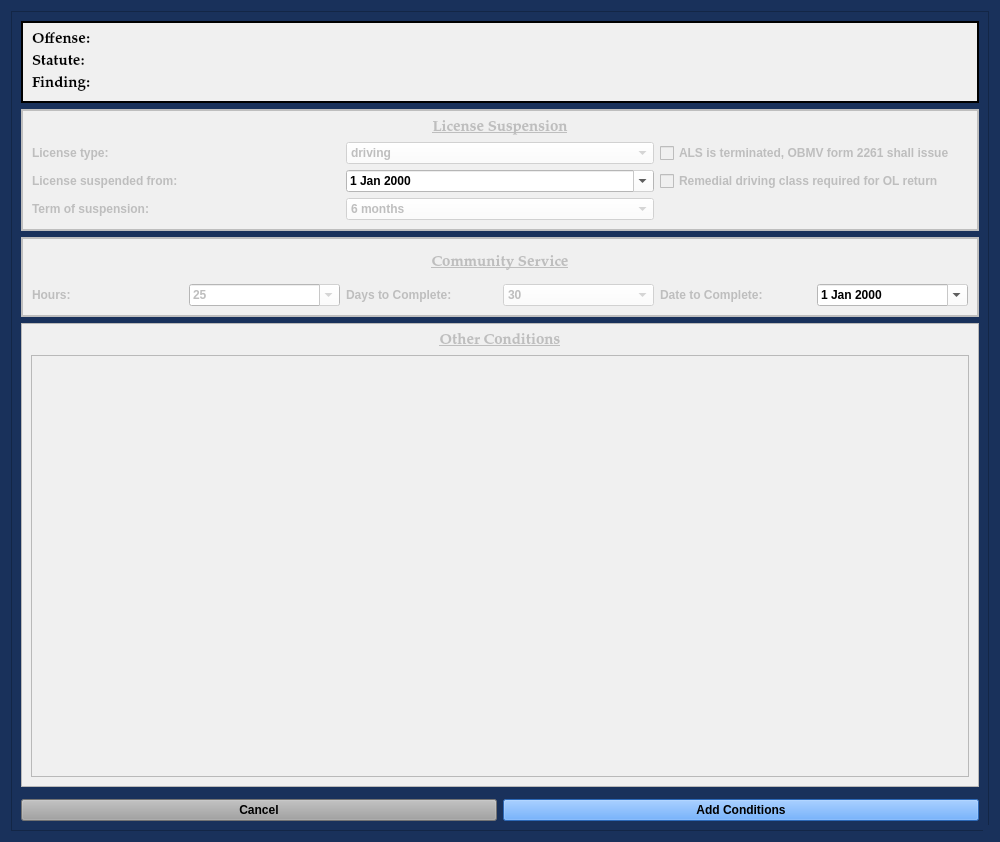
Before: the Qt Designer form munientry/views/ui/AddConditionsDialog.ui in HunterProgram22/MuniEntry, drawn with Qt 5.
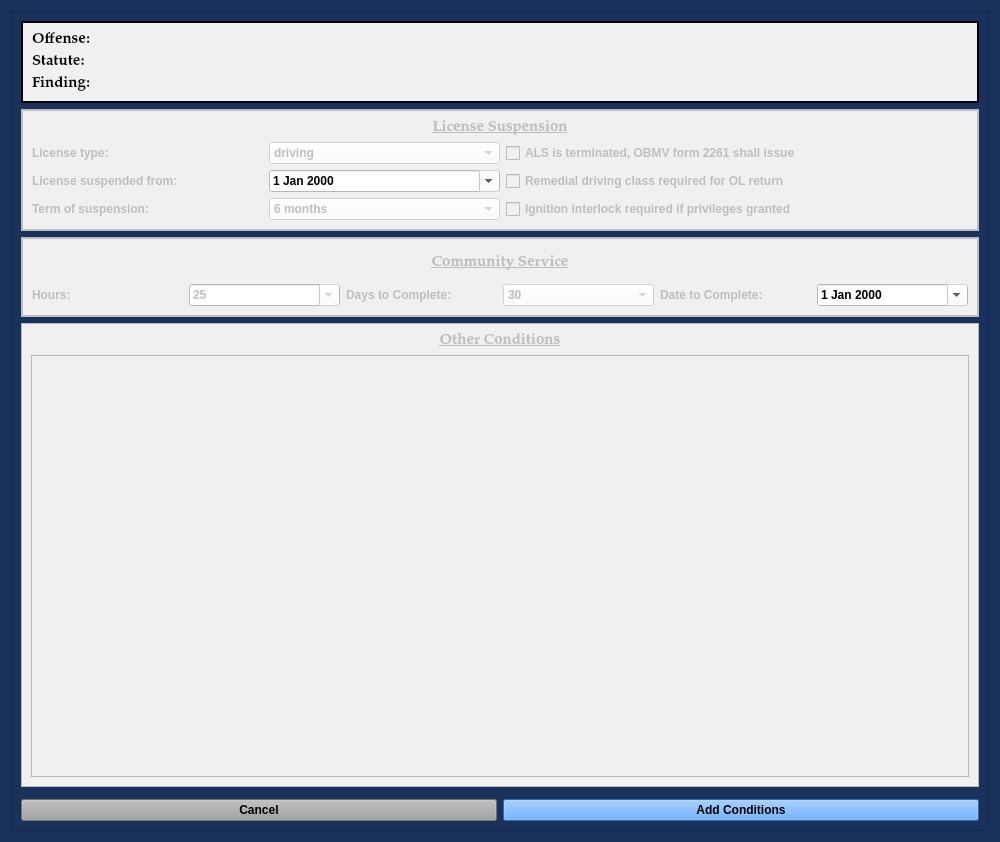
After: the same form once the commit is applied. Custom widgets are drawn as their Qt base class.

Commit message: Updated AddConditions license susp to have interlock - need to hide.

```diff
--- a/munientry/views/ui/AddConditionsDialog.ui
+++ b/munientry/views/ui/AddConditionsDialog.ui
@@ -190,7 +190,7 @@
          <property name="lineWidth">
           <number>2</number>
          </property>
-         <layout class="QGridLayout" name="gridLayout_2">
+         <layout class="QGridLayout" name="gridLayout_2" columnstretch="1,1,2">
           <item row="1" column="0">
            <widget class="QLabel" name="label_9">
             <property name="text">
@@ -331,6 +331,13 @@
             </property>
            </widget>
           </item>
+          <item row="3" column="2">
+           <widget class="ConditionCheckbox" name="license_susp_interlock_checkBox">
+            <property name="text">
+             <string>Ignition interlock required if privileges granted</string>
+            </property>
+           </widget>
+          </item>
          </layout>
         </widget>
        </item>
```
Left out of the diff: 6 changed lines with no effect on the pictures. The commit also changes 1 other file.
